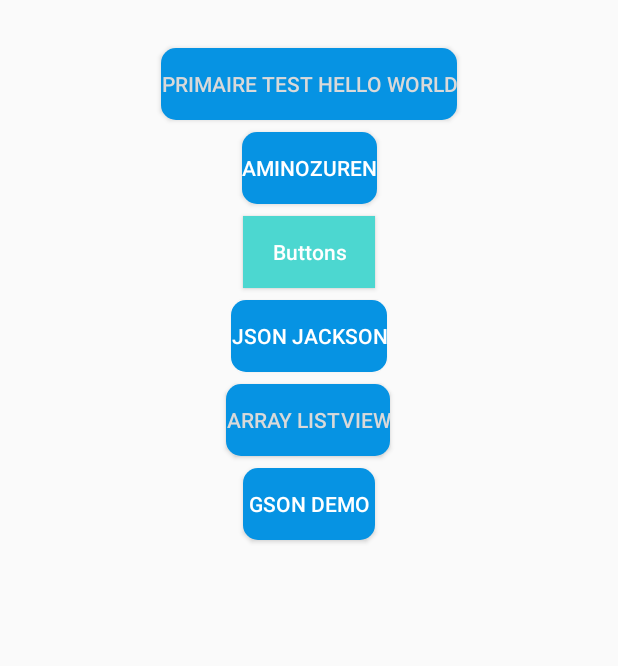
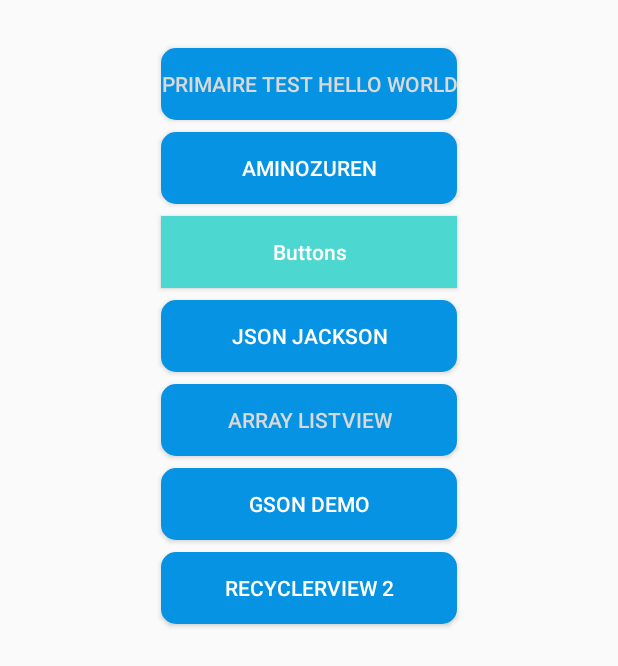
Before and after one commit to jey-ou/testAppAppLab, an Android app: the TestenActivity screen opened directly, with no data from a screen before it, on a phone screen of 412 x 824 dp. Shown: the top 666 px of the screen. Run offline under Robolectric (Android 15) with nearby library versions, the phone set to English and light mode, and no system bars; our stand-ins replace Firebase (no records; nobody signed in at launch, a user with empty details on screens opened directly).

Commit message:
eerste aanpassingen RecycleView

```diff
--- a/app/src/main/java/com/example/testapp_applab/SignInOut/TestenActivity.java
+++ b/app/src/main/java/com/example/testapp_applab/SignInOut/TestenActivity.java
@@ -9,7 +9,9 @@ import com.example.testapp_applab.Buttons.ButtonExampleActivity;
 import com.example.testapp_applab.JSONdemo.GsonActivity;
 import com.example.testapp_applab.JSONdemo.JsonDemoActivity;
 import com.example.testapp_applab.R;
+import com.example.testapp_applab.RecyclerViewer.RecyclerViewActivity;
 import com.example.testapp_applab.Voorbeelden.Aminozuren;
+import com.example.testapp_applab.Voorbeelden.RecyclerViewAminozurenActivity;
 import com.google.firebase.auth.FirebaseAuth;
 import com.google.firebase.database.DatabaseReference;
 import com.google.firebase.database.FirebaseDatabase;
@@ -41,6 +43,8 @@ public class TestenActivity extends AppCompatActivity {
         Button btnJSON = findViewById(R.id.JSONjackson);
         Button btnLVAA = findViewById(R.id.buttonLVAA);
         Button btnGSON = findViewById(R.id.buttonGson);
+        Button btnRecyclerView= findViewById(R.id.btnRecyclerView2);
+
         btn_primair.setOnClickListener(new View.OnClickListener() {
             @Override
             public void onClick(View view) {
@@ -75,6 +79,13 @@ public class TestenActivity extends AppCompatActivity {
             Intent intent = new Intent (getApplicationContext(), GsonActivity.class);
             startActivity(intent);
         });
+
+        btnRecyclerView.setOnClickListener((v)->{
+            Intent intent = new Intent (getApplicationContext(), RecyclerViewActivity.class);
+            startActivity(intent);
+        });
+
+
     }
 
     public void primaireTest(){
--- a/app/src/main/res/layout/activity_testen.xml
+++ b/app/src/main/res/layout/activity_testen.xml
@@ -20,7 +20,7 @@
 
     <Button
         android:id="@+id/btn_recyclerView"
-        android:layout_width="wrap_content"
+        android:layout_width="0dp"
         android:layout_height="wrap_content"
         android:layout_marginTop="8dp"
         android:background="@drawable/button_veilig_thuis_homescreen"
@@ -32,51 +32,62 @@
 
     <Button
         android:id="@+id/button_ontwerpen"
-        android:layout_width="wrap_content"
+        android:layout_width="0dp"
         android:layout_height="wrap_content"
         android:layout_marginTop="8dp"
         android:background="@drawable/square_button"
         android:text="@string/button_ontwerpen"
         android:textAllCaps="false"
         android:textColor="@color/white"
-        app:layout_constraintEnd_toEndOf="parent"
-        app:layout_constraintStart_toStartOf="parent"
+        app:layout_constraintEnd_toEndOf="@+id/btn_recyclerView"
+        app:layout_constraintStart_toStartOf="@+id/btn_recyclerView"
         app:layout_constraintTop_toBottomOf="@+id/btn_recyclerView" />
 
     <Button
         android:id="@+id/JSONjackson"
-        android:layout_width="wrap_content"
+        android:layout_width="0dp"
         android:layout_height="wrap_content"
         android:layout_marginTop="8dp"
         android:background="@drawable/button_veilig_thuis_homescreen"
         android:text="JSON Jackson"
         android:textColor="@color/white"
-        app:layout_constraintEnd_toEndOf="parent"
-        app:layout_constraintStart_toStartOf="parent"
+        app:layout_constraintEnd_toEndOf="@+id/button_ontwerpen"
+        app:layout_constraintStart_toStartOf="@+id/button_ontwerpen"
         app:layout_constraintTop_toBottomOf="@+id/button_ontwerpen" />
 
     <Button
         android:id="@+id/buttonLVAA"
-        android:layout_width="wrap_content"
+        android:layout_width="0dp"
         android:layout_height="wrap_content"
         android:layout_marginTop="8dp"
         android:background="@drawable/button_veilig_thuis_homescreen"
         android:text="Array ListView"
         android:textColor="@color/veiligthuis_grijs"
-        app:layout_constraintEnd_toEndOf="parent"
-        app:layout_constraintHorizontal_bias="0.498"
-        app:layout_constraintStart_toStartOf="parent"
+        app:layout_constraintEnd_toEndOf="@+id/JSONjackson"
+        app:layout_constraintStart_toStartOf="@+id/JSONjackson"
         app:layout_constraintTop_toBottomOf="@+id/JSONjackson" />
 
     <Button
         android:id="@+id/buttonGson"
-        android:layout_width="wrap_content"
+        android:layout_width="0dp"
         android:layout_height="wrap_content"
         android:layout_marginTop="8dp"
         android:background="@drawable/button_veilig_thuis_homescreen"
         android:text="Gson Demo"
         android:textColor="@color/white"
-        app:layout_constraintEnd_toEndOf="parent"
-        app:layout_constraintStart_toStartOf="parent"
+        app:layout_constraintEnd_toEndOf="@+id/buttonLVAA"
+        app:layout_constraintStart_toStartOf="@+id/buttonLVAA"
         app:layout_constraintTop_toBottomOf="@+id/buttonLVAA" />
+
+    <Button
+        android:id="@+id/btnRecyclerView2"
+        android:layout_width="0dp"
+        android:layout_height="wrap_content"
+        android:layout_marginTop="8dp"
+        android:background="@drawable/button_veilig_thuis_homescreen"
+        android:text="RecyclerView 2"
+        android:textColor="@color/white"
+        app:layout_constraintEnd_toEndOf="@+id/buttonGson"
+        app:layout_constraintStart_toStartOf="@+id/buttonGson"
+        app:layout_constraintTop_toBottomOf="@+id/buttonGson" />
 </androidx.constraintlayout.widget.ConstraintLayout>
```
Also changed, not shown: app/src/main/AndroidManifest.xml (+7 -2 lines), app/src/main/java/com/example/testapp_applab/RecyclerViewer/RecyclerViewActivity.java (added, +84 -0 lines), app/src/main/java/com/example/testapp_applab/RecyclerViewer/UserList.java (added, +16 -0 lines), app/src/main/java/com/example/testapp_applab/model/User.java (+17 -2 lines), app/src/main/res/layout/activity_recycler_view.xml (added, +83 -0 lines), app/src/main/res/layout/activity_user_list.xml (added, +9 -0 lines).
